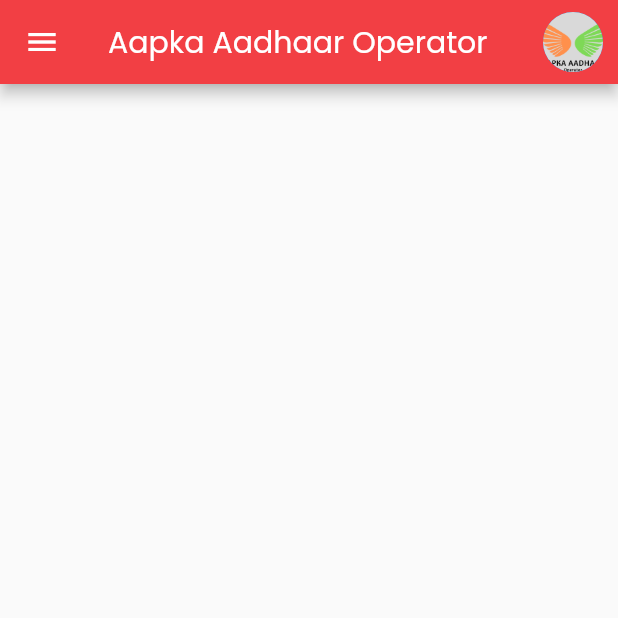
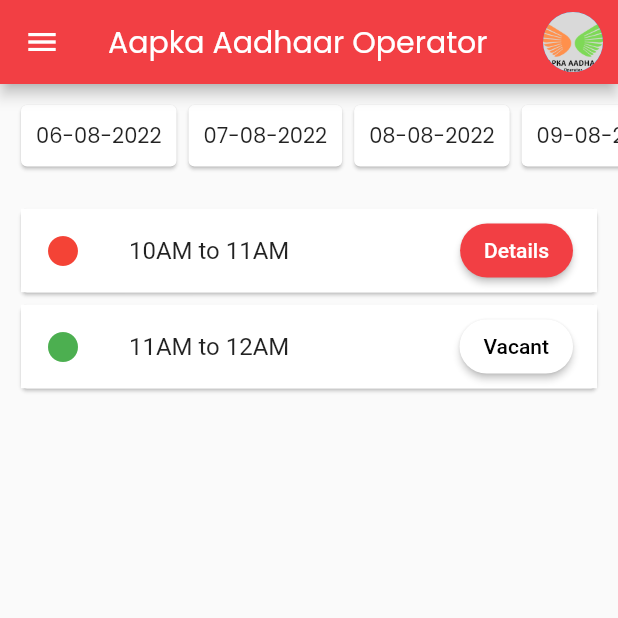
Before and after one commit to soham-dixit/mobile-operator-booking-platform, a Flutter app: the HomePage screen opened directly, on a phone screen of 412 x 824 dp, the top half of it. Run offline on Flutter 3.47's test engine with Material 2 defaults, Android fonts, the phone set to English and light mode, and no system bars; our stand-ins replace dropdown_button2, firebase_auth, firebase_core, firebase_database, flutter_otp_text_field, google_maps_flutter and 2 more; accounts and stored records are empty.

Commit message:
slots ui added

```diff
--- a/aapka_aadhaar_operator/lib/pages/home_page.dart
+++ b/aapka_aadhaar_operator/lib/pages/home_page.dart
@@ -2,8 +2,8 @@ import 'package:aapka_aadhaar_operator/pages/navigation_drawer.dart';
 import 'package:firebase_auth/firebase_auth.dart';
 import 'package:firebase_database/firebase_database.dart';
 import 'package:flutter/material.dart';
-import 'package:google_maps_flutter/google_maps_flutter.dart';
 import 'package:location/location.dart';
+import 'package:intl/intl.dart';
 
 class HomePage extends StatefulWidget {
   const HomePage({Key? key}) : super(key: key);
@@ -13,6 +13,10 @@ class HomePage extends StatefulWidget {
 }
 
 class _HomePageState extends State<HomePage> {
+  final _currentDate = DateTime.now();
+  final _dayFormatter = DateFormat('dd-MM-yyyy');
+  final _monthFormatter = DateFormat('MMM');
+  List dates = [];
   Location currentLocation = Location();
 
   @override
@@ -48,6 +52,15 @@ class _HomePageState extends State<HomePage> {
 
   @override
   Widget build(BuildContext context) {
+    dates.clear();
+    for (int i = 0; i < 4; i++) {
+      final date = _currentDate.add(Duration(days: i));
+      dates.add(
+        _dayFormatter.format(date),
+        // _monthFormatter.format(date),
+      );
+    }
+    print('DATES ------- $dates');
     return Scaffold(
       drawer: NavigationDrawer(),
       appBar: AppBar(
@@ -69,6 +82,159 @@ class _HomePageState extends State<HomePage> {
           ),
         ],
       ),
+      body: Column(
+        children: [
+          SingleChildScrollView(
+            scrollDirection: Axis.horizontal,
+            child: Padding(
+              padding: const EdgeInsets.all(10.0),
+              child: Row(
+                children: [
+                  Card(
+                    child: Padding(
+                      padding: EdgeInsets.all(10),
+                      child: Text(
+                        dates[0],
+                        style: TextStyle(fontFamily: 'Poppins', fontSize: 14),
+                      ),
+                    ),
+                  ),
+                  Card(
+                    child: Padding(
+                      padding: EdgeInsets.all(10),
+                      child: Text(
+                        dates[1],
+                        style: TextStyle(fontFamily: 'Poppins', fontSize: 14),
+                      ),
+                    ),
+                  ),
+                  Card(
+                    child: Padding(
+                      padding: EdgeInsets.all(10),
+                      child: Text(
+                        dates[2],
+                        style: TextStyle(fontFamily: 'Poppins', fontSize: 14),
+                      ),
+                    ),
+                  ),
+                  Card(
+                    child: Padding(
+                      padding: EdgeInsets.all(10),
+                      child: Text(
+                        dates[3],
+                        style: TextStyle(fontFamily: 'Poppins', fontSize: 14),
+                      ),
+                    ),
+                  ),
+                ],
+              ),
+            ),
+          ),
+          SingleChildScrollView(
+            scrollDirection: Axis.vertical,
+            child: Padding(
+              padding: const EdgeInsets.all(10.0),
+              child: Column(
+                children: [
+                  Card(
+                    child: ListTile(
+                      title: Text('10AM to 11AM'),
+                      trailing: ElevatedButton(
+                        child: Text('Details'),
+                        onPressed: () {},
+                        style: ButtonStyle(
+                          foregroundColor:
+                              MaterialStateProperty.all<Color>(Colors.white),
+                          backgroundColor:
+                              MaterialStateProperty.all(Color(0xFFF23F44)),
+                          shape:
+                              MaterialStateProperty.all<RoundedRectangleBorder>(
+                            RoundedRectangleBorder(
+                              borderRadius: BorderRadius.circular(24.0),
+                            ),
+                          ),
+                        ),
+                      ),
+                      tileColor: Color(0xffffffff),
+                      leading: Icon(
+                        Icons.circle,
+                        color: Colors.red,
+                      ),
+                    ),
+                  ),
+                  Card(
+                    child: ListTile(
+                      title: Text('11AM to 12AM'),
+                      trailing: ElevatedButton(
+                        child: Text('Vacant'),
+                        onPressed: () {},
+                        style: ButtonStyle(
+                          foregroundColor:
+                              MaterialStateProperty.all<Color>(Colors.black),
+                          backgroundColor:
+                              MaterialStateProperty.all(Color(0xffffffff)),
+                          shape:
+                              MaterialStateProperty.all<RoundedRectangleBorder>(
+                            RoundedRectangleBorder(
+                              borderRadius: BorderRadius.circular(24.0),
+                            ),
+                          ),
+                        ),
+                      ),
+                      tileColor: Color(0xffffffff),
+                      leading: Icon(
+                        Icons.circle,
+                        color: Colors.green,
+                      ),
+                    ),
+                  ),
+                ],
+              ),
+            ),
+          ),
+
+          // TableCalendar(
+          //   firstDay: DateTime.parse(dates[0]),
+          //   lastDay: DateTime.parse(dates[3]),
+          //   focusedDay: DateTime.parse(dates[0]),
+          // ),
+          // MyCardWidget(time: '10AM - 11AM'),
+        ],
+      ),
     );
   }
 }
+
+class MyCardWidget extends StatefulWidget {
+  String? time;
+
+  MyCardWidget({Key? key, this.time}) : super(key: key);
+
+  @override
+  State<MyCardWidget> createState() => _MyCardWidgetState();
+}
+
+class _MyCardWidgetState extends State<MyCardWidget> {
+  @override
+  Widget build(BuildContext context) {
+    return Center(
+        child: Container(
+      width: 130,
+      height: 90,
+      padding: new EdgeInsets.all(10.0),
+      child: Card(
+        shape: RoundedRectangleBorder(
+          borderRadius: BorderRadius.circular(16.0),
+        ),
+        color: Colors.greenAccent,
+        elevation: 10,
+        child: ListTile(
+          title: Text(
+            widget.time.toString(),
+            style: TextStyle(fontFamily: 'Poppins', fontSize: 12),
+          ),
+        ),
+      ),
+    ));
+  }
+}
```
